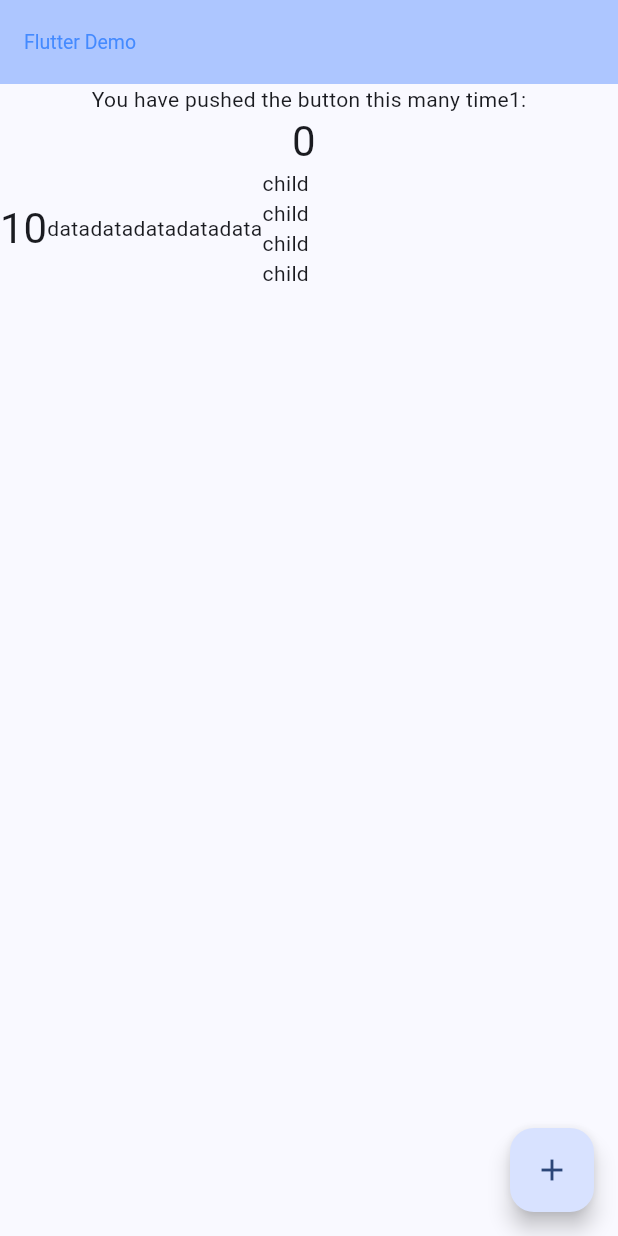
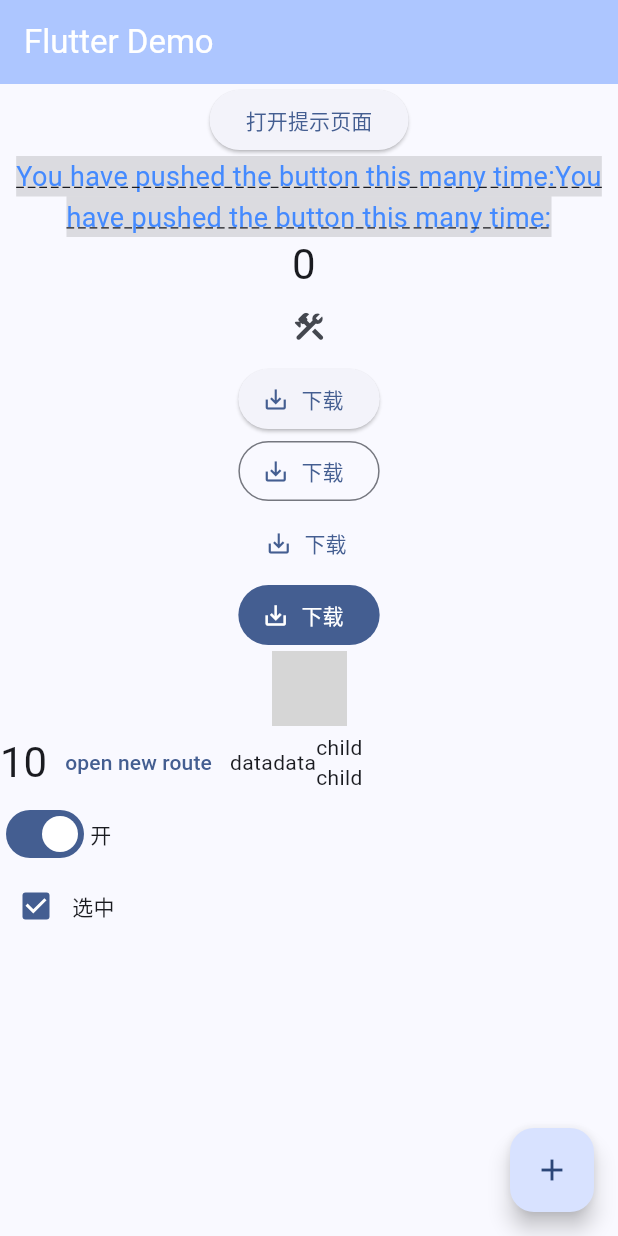
Before and after one commit to xuzhendada/x_flutter_test, a Flutter app: the screen it shows after launch, on a phone screen of 412 x 824 dp. Run offline on Flutter 3.47's test engine with Material 2 defaults, Android fonts, the phone set to English and light mode, and no system bars; our stand-ins replace dio, pretty_dio_logger; network calls fail; grey boxes are pictures that could not be loaded.

```diff
--- a/lib/main.dart
+++ b/lib/main.dart
@@ -1,7 +1,10 @@
+
 import 'package:flutter/material.dart';
 import 'package:x_flutter_test/models/banner_entity.dart';
 import 'package:x_flutter_test/net/apiConfig.dart';
 import 'package:x_flutter_test/net/requestClient.dart';
+import 'package:x_flutter_test/view/new_route.dart';
+import 'package:x_flutter_test/view/tip_route.dart';
 
 void main() {
   runApp(const MyApp());
@@ -35,18 +38,32 @@ class MyHomePage extends StatefulWidget {
 class _MyHomePageState extends State<MyHomePage> {
   var _counter = 0;
   var _acc = 10;
-  final RequestClient _requestClient = RequestClient();
+  bool _switchSelected = true;
+  bool _checkboxSelected = true;
+
   void _incrementCounter() {
     setState(() {
       _counter++;
       _acc++;
       debugPrint("$_acc");
     });
-    getBanner();
   }
-  Future<void> getBanner() async {
-    BannerEntity? bannerEntity = await _requestClient.get<BannerEntity>(ApiConfig().bannerUrl);
-    debugPrint(bannerEntity.toString());
+
+  void navigateToNewRoute() {
+    Navigator.push(context, MaterialPageRoute(builder: (context) {
+      return const NewRoute();
+    }));
+  }
+
+  void navigateTipRoute() async {
+    var result =
+        await Navigator.push(context, MaterialPageRoute(builder: (context) {
+      return const TipRoute(
+        text: "我是提示",
+        key: Key("value"),
+      );
+    }));
+    debugPrint("路由返回值 ：$result");
   }
 
   @override
@@ -56,10 +73,7 @@ class _MyHomePageState extends State<MyHomePage> {
         backgroundColor: Theme.of(context).colorScheme.inversePrimary,
         title: Text(
           widget.title,
-          style: const TextStyle(
-              fontSize: 13,
-              fontWeight: FontWeight.w400,
-              color: Colors.blueAccent),
+          style: const TextStyle(color: Colors.white),
           maxLines: 1,
         ),
       ),
@@ -67,42 +81,102 @@ class _MyHomePageState extends State<MyHomePage> {
         child: Column(
           mainAxisAlignment: MainAxisAlignment.start,
           children: <Widget>[
-            const Text(
-              'You have pushed the button this many time1:',
+            Center(
+              child: ElevatedButton(
+                  onPressed: navigateTipRoute, child: const Text("打开提示页面")),
+            ),
+            Text(
+              'You have pushed the button this many time:' * 2,
+              textAlign: TextAlign.center,
+              style: TextStyle(
+                  color: Colors.blueAccent,
+                  fontSize: 18,
+                  height: 1.5,
+                  background: Paint()..color = Colors.black12,
+                  decoration: TextDecoration.underline,
+                  decorationStyle: TextDecorationStyle.dashed),
             ),
             Text(
               '$_counter ',
               style: Theme.of(context).textTheme.headlineMedium,
+            ),
+            IconButton(
+                onPressed: () {}, icon: const Icon(Icons.construction_rounded)),
+            ElevatedButton.icon(
+                onPressed: () {},
+                icon: const Icon(Icons.save_alt_outlined),
+                label: const Text("下载")),
+            OutlinedButton.icon(
+                onPressed: () {},
+                icon: const Icon(Icons.save_alt_outlined),
+                label: const Text("下载")),
+            TextButton.icon(
+                onPressed: () {},
+                icon: const Icon(Icons.save_alt_outlined),
+                label: const Text("下载")),
+            FilledButton.icon(
+                onPressed: () {},
+                icon: const Icon(Icons.save_alt_outlined),
+                label: const Text("下载")),
+            const Image(
+              image: NetworkImage(
+                  "https://avatars2.githubusercontent.com/u/20411648?s=460&v=4"),
+              width: 50,
+              color: Colors.blue,
+              colorBlendMode: BlendMode.difference,
             ),
             Row(
               children: <Widget>[
                 Text(
                   '$_acc',
                   style: Theme.of(context).textTheme.headlineMedium,
-
                 ),
+                TextButton(
+                    onPressed: navigateToNewRoute,
+                    child: const Text("open new route")),
                 const Text("data"),
                 const Text("data"),
-                const Text("data"),
-                const Text("data"),
-                const Text("data"),
-                const Column(
+                const Column(children: [
+                  Text("child"),
+                  Text("child"),
+                ]),
+              ],
+            ),
+            Column(
+              children: [
+                Row(
                   children: [
-                    Text("child"),
-                    Text("child"),
-                    Text("child"),
-                    Text("child"),
-                  ]
+                    Switch(
+                        value: _switchSelected,
+                        onChanged: (value) {
+                          setState(() {
+                            _switchSelected = value;
+                          });
+                        }),
+                    Text(_switchSelected ? "开" : "关")
+                  ],
+                ),
+                Row(
+                  children: [
+                    Checkbox(
+                        value: _checkboxSelected,
+                        onChanged: (onChanged) {
+                          setState(() {
+                            _checkboxSelected = onChanged!;
+                          });
+                        }),
+                    Text(_checkboxSelected ? "选中" : "未选中")
+                  ],
                 )
               ],
-            ),
+            )
           ],
         ),
       ),
       floatingActionButton: FloatingActionButton(
         onPressed: _incrementCounter,
         child: const Icon(Icons.add),
-      ), // This trailing comma makes auto-formatting nicer for build methods.
+      ),
     );
   }
 }
--- a/pubspec.yaml
+++ b/pubspec.yaml
@@ -50,7 +50,6 @@ dev_dependencies:
   # package. See that file for information about deactivating specific lint
   # rules and activating additional ones.
   flutter_lints: ^2.0.0
-  json_serializable: ^6.2.0
   build_runner: ^2.0.0
 
 
```
Also changed, not shown: lib/view/new_route.dart (added, +84 -0 lines), lib/view/tip_route.dart (added, +68 -0 lines), pubspec.lock.
